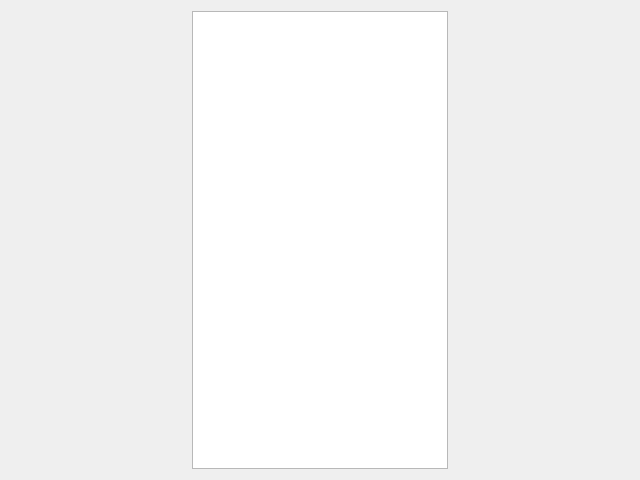
First picture: the form in femu/src/gui/step_3.ui, repository sklins/test, before the edit.
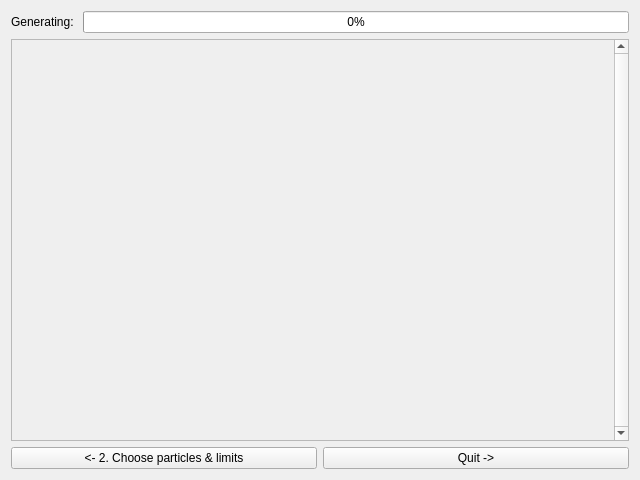
Second picture: the form after the edit.

Commit message: GUI (pre-stable)

Diff of the .ui file:
```diff
--- a/femu/src/gui/step_3.ui
+++ b/femu/src/gui/step_3.ui
@@ -13,19 +13,76 @@
   <property name="windowTitle">
    <string>Choose Feynman rules..</string>
   </property>
-  <layout class="QGridLayout" name="gridLayout">
-   <item row="0" column="0">
-    <widget class="QListWidget" name="theories">
-     <property name="sizePolicy">
-      <sizepolicy hsizetype="Fixed" vsizetype="Expanding">
-       <horstretch>0</horstretch>
-       <verstretch>0</verstretch>
-      </sizepolicy>
+  <layout class="QVBoxLayout" name="verticalLayout">
+   <item>
+    <layout class="QHBoxLayout" name="horizontalLayout">
+     <item>
+      <widget class="QLabel" name="label">
+       <property name="text">
+        <string>Generating: </string>
+       </property>
+      </widget>
+     </item>
+     <item>
+      <widget class="QProgressBar" name="progressBar">
+       <property name="value">
+        <number>0</number>
+       </property>
+      </widget>
+     </item>
+    </layout>
+   </item>
+   <item>
+    <widget class="QScrollArea" name="scrollArea">
+     <property name="minimumSize">
+      <size>
+       <width>0</width>
+       <height>200</height>
+      </size>
      </property>
+     <property name="verticalScrollBarPolicy">
+      <enum>Qt::ScrollBarAlwaysOn</enum>
+     </property>
+     <property name="horizontalScrollBarPolicy">
+      <enum>Qt::ScrollBarAsNeeded</enum>
+     </property>
+     <property name="widgetResizable">
+      <bool>true</bool>
+     </property>
+     <widget class="QWidget" name="diagramsArea">
+      <property name="geometry">
+       <rect>
+        <x>0</x>
+        <y>0</y>
+        <width>605</width>
+        <height>384</height>
+       </rect>
+      </property>
+      <layout class="QGridLayout" name="gridLayout_3">
+       <item row="0" column="0">
+        <layout class="QGridLayout" name="diagramsLayout"/>
+       </item>
+      </layout>
+     </widget>
     </widget>
    </item>
-   <item row="0" column="1">
-    <layout class="QVBoxLayout" name="verticalLayout"/>
+   <item>
+    <layout class="QHBoxLayout" name="horizontalLayout_2">
+     <item>
+      <widget class="QPushButton" name="backButton">
+       <property name="text">
+        <string>&lt;- 2. Choose particles &amp;&amp; limits</string>
+       </property>
+      </widget>
+     </item>
+     <item>
+      <widget class="QPushButton" name="quitButton">
+       <property name="text">
+        <string>Quit -&gt;</string>
+       </property>
+      </widget>
+     </item>
+    </layout>
    </item>
   </layout>
  </widget>
```
Left out of the diff: 6 changed lines with no effect on the pictures. The commit also changes 7 other files.
